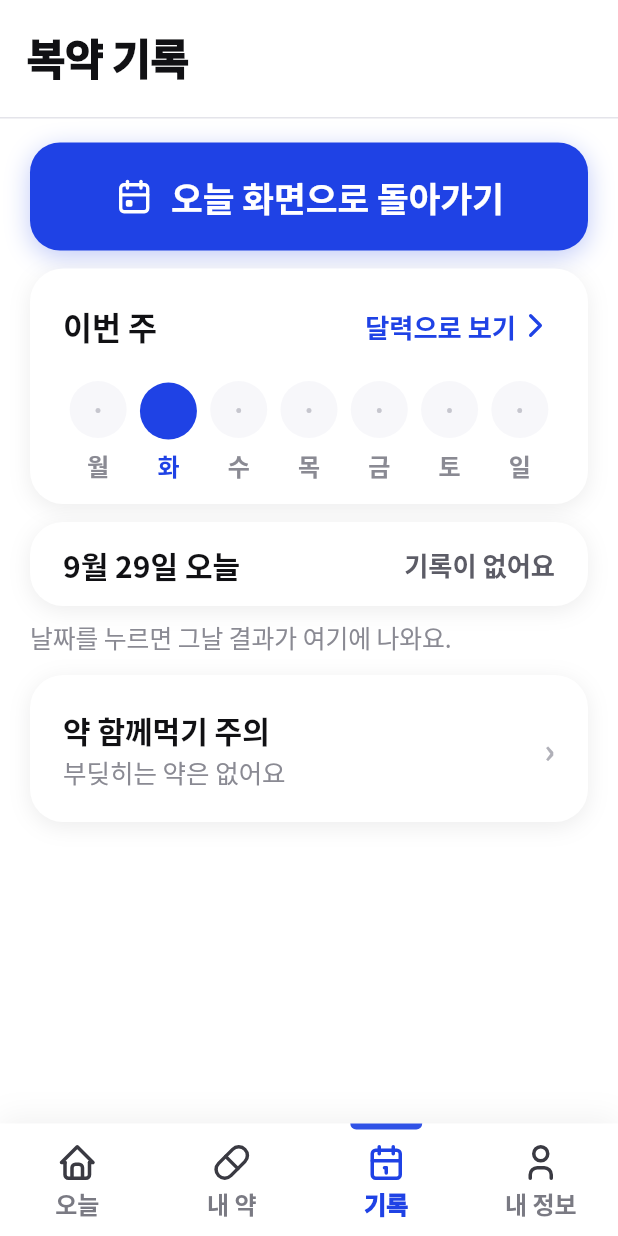
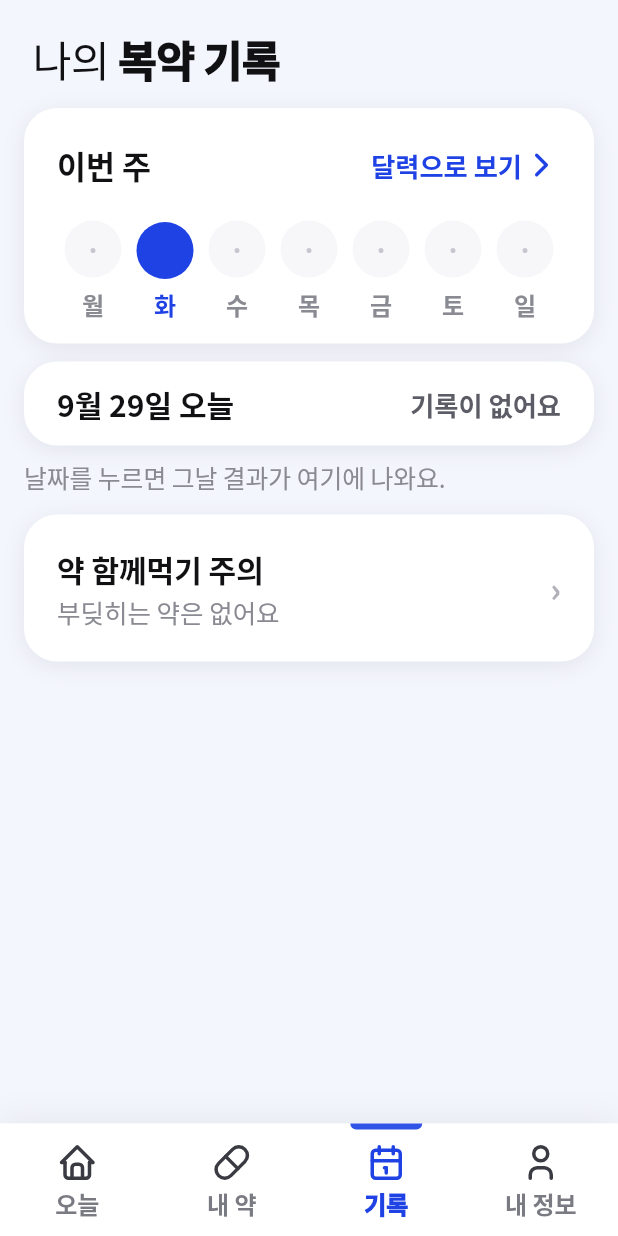
Before and after one commit to bong-bong00/alkong_yakong, a Flutter app: the HomeScreen screen opened directly, item 3 of the bottom bar chosen, on a phone screen of 412 x 824 dp. Run offline on Flutter 3.47's test engine with Material 3 defaults, Android fonts, the phone set to English and light mode, and no system bars; our stand-ins replace dio, fl_chart, flutter_local_notifications, flutter_riverpod, flutter_tabler_icons, flutter_timezone and 5 more; missing offline and left inert: polar; accounts and stored records are empty; network calls fail; Roboto replaces fonts that are missing (Noto Sans KR); statements that could not run were skipped.

Commit message:
feat: 기록을 시안 36번대로 맞추고 심박 전·후를 여기로 옮긴다
바탕을 연한 파랑으로 깔고, 제목을 머리띠 대신 본문 맨 위에 "나의 복약 기록"
으로 크게 적는다.

먹기 전·후 심박수는 오늘 홈에서 내려 여기 카드 하나로 옮겼다. 오늘 홈은
지금 할 일 한 가지만 말하고, 지나간 것을 견주는 자리는 기록이다.

"오늘 화면으로 돌아가기"는 탭이 없는 쉬운 화면에서만 낸다. 탭이 있는
일반 화면에는 시안대로 두지 않는다.

Co-Authored-By: Claude Opus 5 <noreply@anthropic.com>

```diff
--- a/lib/features/dashboard/presentation/screens/home_screen.dart
+++ b/lib/features/dashboard/presentation/screens/home_screen.dart
@@ -80,10 +80,8 @@ class _HomeScreenState extends ConsumerState<HomeScreen> {
             ),
           ),
           const MyMedicinesScreen(asTab: true),
-          MedicationRecordScreen(
-            // 기록에서 나가는 길이 탭바뿐이면 길을 잃는다.
-            onBackToToday: () => setState(() => _index = 0),
-          ),
+          // 탭이 오늘로 돌아가는 길이므로 화면 안에 단추를 두지 않는다.
+          const MedicationRecordScreen(),
           const MyPageScreen(),
         ],
       ),
--- a/lib/features/dashboard/presentation/screens/medication_record_screen.dart
+++ b/lib/features/dashboard/presentation/screens/medication_record_screen.dart
@@ -1,4 +1,5 @@
 import 'package:flutter/material.dart';
+import 'package:go_router/go_router.dart';
 import 'package:flutter_riverpod/flutter_riverpod.dart';
 import 'package:flutter_tabler_icons/flutter_tabler_icons.dart';
 
@@ -64,20 +65,48 @@ class MedicationRecordScreen extends ConsumerWidget {
 
     final title = patientName == null ? '복약 기록' : '$patientName님 복약 기록';
 
-    return Column(
+    final heartCheck = _todayHeartCheck(today);
+
+    return Container(
+      color: AppColors.bgTinted,
+      child: Column(
       children: [
         if (showBack)
           SeniorBackHeader(title: title)
         else
-          SeniorTitleHeader(title: title),
+          // 시안은 제목을 머리띠가 아니라 본문 맨 위에 큼직하게 적는다.
+          const SizedBox.shrink(),
         Expanded(
           child: SingleChildScrollView(
-            padding: const EdgeInsets.fromLTRB(20, 16, 20, 28),
+            padding: const EdgeInsets.fromLTRB(16, 14, 16, 28),
             child: Column(
               crossAxisAlignment: CrossAxisAlignment.stretch,
               children: [
-                // 기록에서 홈으로 돌아가는 길이 탭바뿐이면 길을 잃는다.
-                if (patientId == null && onBackToToday != null) ...[
+                if (!showBack) ...[
+                  Padding(
+                    padding: const EdgeInsets.fromLTRB(6, 6, 6, 0),
+                    child: Text.rich(
+                      TextSpan(
+                        children: [
+                          TextSpan(
+                            text: patientName == null ? '나의 ' : '$patientName님 ',
+                            style: AppText.screenTitle(
+                              size: 28,
+                            ).copyWith(fontWeight: FontWeight.w500),
+                          ),
+                          TextSpan(
+                            text: '복약 기록',
+                            style: AppText.screenTitle(size: 28),
+                          ),
+                        ],
+                      ),
+                    ),
+                  ),
+                  const SizedBox(height: 14),
+                ],
+                // 쉬운 화면에는 탭이 없다. 거기서만 돌아가는 길을 낸다 —
+                // 탭이 있는 일반 화면에서는 시안대로 두지 않는다.
+                if (onBackToToday != null) ...[
                   SeniorButton(
                     label: '오늘 화면으로 돌아가기',
                     icon: TablerIcons.calendar_event,
@@ -106,6 +135,17 @@ class MedicationRecordScreen extends ConsumerWidget {
                   doses: today.doses,
                   footnote: '날짜를 누르면 그날 결과가 여기에 나와요.',
                 ),
+                // 먹기 전과 후를 나란히 놓는 자리는 여기 하나다.
+                // 오늘 홈은 "지금 할 일" 한 가지만 말한다.
+                if (heartCheck != null) ...[
+                  const SizedBox(height: 12),
+                  _TodayHeartCard(
+                    check: heartCheck,
+                    onTap: patientId == null
+                        ? () => context.go('/biosignal')
+                        : null,
+                  ),
+                ],
                 // 함께먹기 주의 화면은 로그인한 본인 약만 분석한다.
                 if (patientId == null) ...[
                   const SizedBox(height: 12),
@@ -134,6 +174,94 @@ class MedicationRecordScreen extends ConsumerWidget {
           ),
         ),
       ],
+      ),
+    );
+  }
+
+  /// 오늘 심박수를 잰 시간대. 여러 번 쟀으면 가장 나중 것을 쓴다.
+  static DoseHeartCheck? _todayHeartCheck(TodayMedication today) {
+    DoseHeartCheck? found;
+    for (final dose in today.doses) {
+      if (dose.heartCheck != null) found = dose.heartCheck;
+    }
+    return found;
+  }
+}
+
+/// 오늘 심박수 — 먹기 전과 후를 한 줄에 놓는다.
+class _TodayHeartCard extends StatelessWidget {
+  final DoseHeartCheck check;
+  final VoidCallback? onTap;
+
+  const _TodayHeartCard({required this.check, this.onTap});
+
+  @override
+  Widget build(BuildContext context) {
+    return SeniorCard(
+      radius: 26,
+      padding: const EdgeInsets.symmetric(horizontal: 16, vertical: 14),
+      onTap: onTap,
+      child: Row(
+        children: [
+          Container(
+            width: 56,
+            height: 56,
+            alignment: Alignment.center,
+            decoration: const BoxDecoration(
+              color: AppColors.pointTint,
+              shape: BoxShape.circle,
+            ),
+            child: const Icon(
+              TablerIcons.heart,
+              size: 28,
+              color: AppColors.point,
+            ),
+          ),
+          const SizedBox(width: 14),
+          Expanded(
+            child: Column(
+              crossAxisAlignment: CrossAxisAlignment.start,
+              mainAxisSize: MainAxisSize.min,
+              children: [
+                Text('오늘 심박수', style: AppText.cardTitle(size: 20)),
+                const SizedBox(height: 2),
+                Text.rich(
+                  TextSpan(
+                    children: [
+                      TextSpan(
+                        text: '먹기 전 ',
+                        style: AppText.body(
+                          size: 17,
+                          color: AppColors.textSecondary,
+                        ),
+                      ),
+                      TextSpan(
+                        text: '${check.before}',
+                        style: AppText.cardTitle(size: 20),
+                      ),
+                      TextSpan(
+                        text: ' → 후 ',
+                        style: AppText.body(
+                          size: 17,
+                          color: AppColors.textSecondary,
+                        ),
+                      ),
+                      TextSpan(
+                        text: '${check.after}',
+                        style: AppText.cardTitle(
+                          size: 20,
+                          color: AppColors.point,
+                        ),
+                      ),
+                    ],
+                  ),
+                ),
+              ],
+            ),
+          ),
+          if (onTap != null) const SeniorChevron(),
+        ],
+      ),
     );
   }
 }
```
